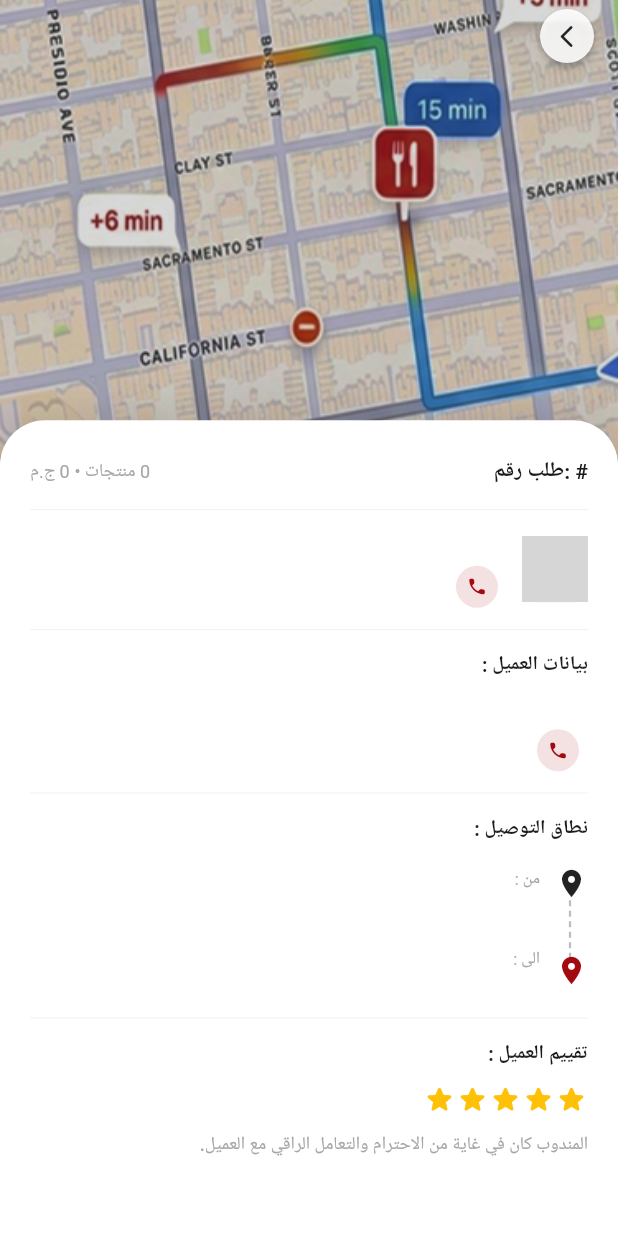
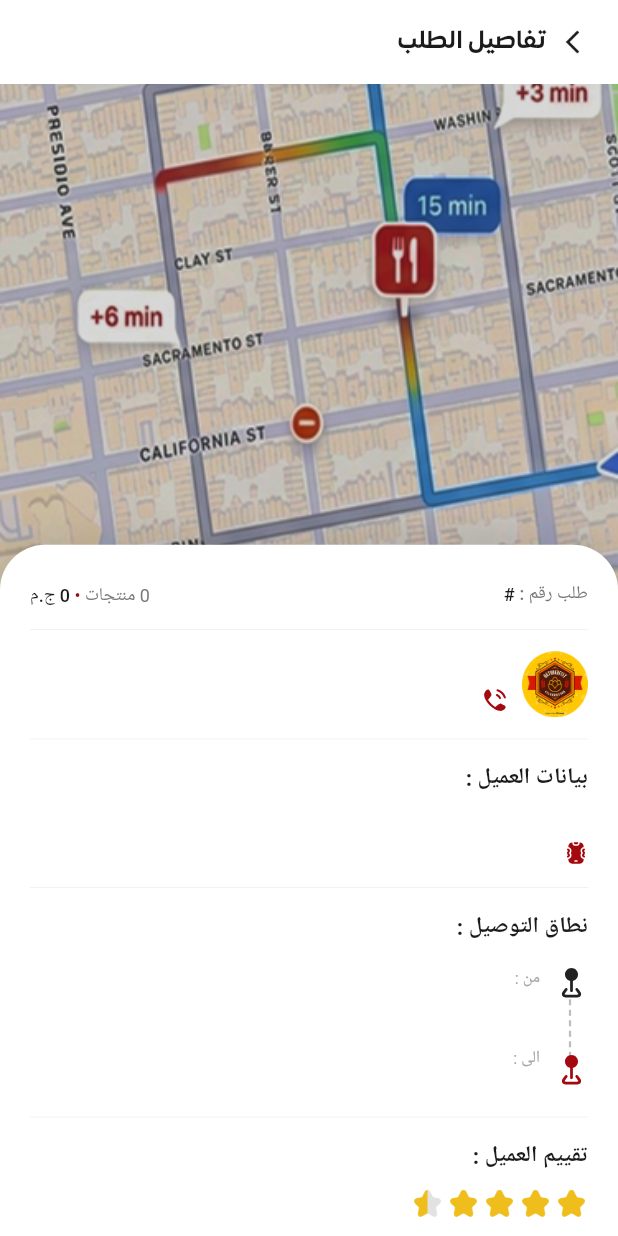
Before and after one commit to omarfaysal1111/delivery_app_project, a Flutter app: the OrderDetailsScreen screen opened directly with empty values, on a phone screen of 412 x 824 dp. Run offline on Flutter 3.47's test engine with Material 3 defaults, Android fonts, the light colour scheme and no system bars; our stand-ins replace connectivity_plus, dartz, dio, dotted_border, equatable, flutter_bloc and 8 more; accounts and stored records are empty; project files that could hold a hidden picture were left out; grey boxes are pictures that could not be loaded.

Commit message:
update order details screen

```diff
--- a/lib/features/orders/presentation/pages/order_details_screen.dart
+++ b/lib/features/orders/presentation/pages/order_details_screen.dart
@@ -2,6 +2,7 @@ import 'package:flutter/material.dart';
 import 'package:delivery_app_project/core/theme/app_colors.dart';
 import 'package:delivery_app_project/core/theme/text_styles.dart';
 import 'package:delivery_app_project/features/orders/domain/entities/order_entity.dart';
+import 'package:flutter_svg/flutter_svg.dart';
 
 /// Order Details Screen — Figma node-id: 7811-9813
 /// Layout: Real map image (40%) → overlapping white details card (60%+).
@@ -12,20 +13,52 @@ class OrderDetailsScreen extends StatelessWidget {
 
   @override
   Widget build(BuildContext context) {
-    final screenHeight = MediaQuery.of(context).size.height;
-
     return Directionality(
       textDirection: TextDirection.rtl,
       child: Scaffold(
         backgroundColor: Colors.white,
-        body: Stack(
+        appBar: AppBar(
+          automaticallyImplyLeading: false,
+          backgroundColor: Colors.white,
+          elevation: 0,
+          titleSpacing: 16, // Screen side padding
+          title: Row(
             children: [
-            // ── Real map image — 40% of screen ────────────────────────────
+              InkWell(
+                onTap: () => Navigator.of(context).pop(),
+                child: Transform.flip(
+                  flipX: Directionality.of(context) == TextDirection.ltr,
+                  child: Image.asset(
+                    'assets/images/orders/back.png',
+                    width: 28,
+                    height: 28,
+                  ),
+                ),
+              ),
+              const SizedBox(width: 4), // Exactly 4px gap
+              const Text(
+                'تفاصيل الطلب',
+                style: TextStyle(
+                  color: Color(0xFF1B1B1B),
+                  fontSize: 16,
+                  fontWeight: FontWeight.w600,
+                  fontFamily: 'ExpoArabic',
+                ),
+              ),
+            ],
+          ),
+        ),
+        body: LayoutBuilder(
+          builder: (context, constraints) {
+            final availableHeight = constraints.maxHeight;
+            return Stack(
+              children: [
+                // ── Real map image — 40% to 45% of available height ─────────
                 Positioned(
                   top: 0,
                   left: 0,
                   right: 0,
-              height: screenHeight * 0.40,
+                  height: availableHeight * 0.45,
                   child: Image.asset(
                     'assets/images/map_placeholder.png',
                     fit: BoxFit.cover,
@@ -42,44 +75,9 @@ class OrderDetailsScreen extends StatelessWidget {
                   ),
                 ),
 
-            // ── Transparent back button overlaid on map ────────────────────
-            Positioned(
-              top: 0,
-              left: 0,
-              right: 0,
-              child: SafeArea(
-                child: Padding(
-                  padding: const EdgeInsets.symmetric(
-                    horizontal: 16,
-                    vertical: 6,
-                  ),
-                  child: Align(
-                    alignment: AlignmentDirectional.centerStart,
-                    child: Material(
-                      color: Colors.white.withValues(alpha: 0.88),
-                      shape: const CircleBorder(),
-                      elevation: 2,
-                      child: InkWell(
-                        customBorder: const CircleBorder(),
-                        onTap: () => Navigator.of(context).pop(),
-                        child: const Padding(
-                          padding: EdgeInsets.all(9),
-                          child: Icon(
-                            Icons.arrow_forward_ios_rounded,
-                            size: 18,
-                            color: Colors.black87,
-                          ),
-                        ),
-                      ),
-                    ),
-                  ),
-                ),
-              ),
-            ),
-
                 // ── Details card overlapping the map ──────────────────────────
                 Positioned(
-              top: screenHeight * 0.34,
+                  top: availableHeight * 0.40,
                   left: 0,
                   right: 0,
                   bottom: 0,
@@ -105,28 +103,30 @@ class OrderDetailsScreen extends StatelessWidget {
                         children: [
                           // ── Order Header ─────────────────────────────────────
                           _OrderHeader(order: order),
-                      _Divider(),
+                          const _Divider(),
 
                           // ── Restaurant Info ───────────────────────────────────
                           _RestaurantSection(order: order),
-                      _Divider(),
+                          const _Divider(),
 
                           // ── Customer Info ─────────────────────────────────────
                           _CustomerSection(order: order),
-                      _Divider(),
+                          const _Divider(),
 
                           // ── Delivery Route ────────────────────────────────────
                           _DeliveryRouteSection(order: order),
-                      _Divider(),
+                          const _Divider(),
 
                           // ── Customer Rating ───────────────────────────────────
-                      _RatingSection(),
+                          const _RatingSection(),
                         ],
                       ),
                     ),
                   ),
                 ),
               ],
+            );
+          },
         ),
       ),
     );
@@ -144,21 +144,58 @@ class _OrderHeader extends StatelessWidget {
   Widget build(BuildContext context) {
     return Row(
       children: [
-        // Right (start): Order ID
+        // Right (start): Order ID fixing RTL Bidirectional rendering
+        Row(
+          mainAxisSize: MainAxisSize.min,
+          children: [
             Text(
-          '#${order.id} :طلب رقم',
+              'طلب رقم : ',
               style: AppTextStyles.body(context).copyWith(
-            fontSize: 14,
-            fontWeight: FontWeight.w700,
+                fontSize: 12,
+                fontWeight: FontWeight.w500,
+                color: const Color(0xFF787878),
               ),
+            ),
+            Text(
+              '#${order.id}',
+              textDirection: TextDirection.ltr,
+              style: AppTextStyles.body(context).copyWith(
+                fontSize: 12,
+                fontWeight: FontWeight.w500,
+                color: const Color(0xFF1B1B1B),
+              ),
+            ),
+          ],
         ),
         const Spacer(),
         // Left (end): items • price
-        Text(
-          '${order.totalItems} منتجات • ${order.deliveryFee.toStringAsFixed(0)} ج.م',
+        RichText(
+          textDirection: TextDirection.rtl,
+          text: TextSpan(
+            children: [
+              TextSpan(
+                text: '${order.totalItems} منتجات ',
                 style: AppTextStyles.caption(context).copyWith(
                   fontSize: 12,
-            color: AppColors.paragraph(context),
+                  color: const Color(0xFF787878),
+                ),
+              ),
+              TextSpan(
+                text: '• ',
+                style: AppTextStyles.caption(context).copyWith(
+                  fontSize: 12,
+                  color: const Color(0xFFA3090F),
+                ),
+              ),
+              TextSpan(
+                text: '${order.deliveryFee.toStringAsFixed(0)} ج.م',
+                style: AppTextStyles.caption(context).copyWith(
+                  fontSize: 12,
+                  fontWeight: FontWeight.w500,
+                  color: const Color(0xFF1B1B1B),
+                ),
+              ),
+            ],
           ),
         ),
       ],
@@ -189,7 +226,7 @@ class _RestaurantSection extends StatelessWidget {
             ClipRRect(
               borderRadius: BorderRadius.circular(8),
               child: Image.asset(
-                'assets/images/restaurant/az_al_sham_logo.png',
+                'assets/images/orders/az_al_sham_logo.png',
                 width: 44,
                 height: 44,
                 fit: BoxFit.cover,
@@ -212,23 +249,25 @@ class _RestaurantSection extends StatelessWidget {
                 Text(
                   order.restaurantName,
                   style: AppTextStyles.body(context).copyWith(
-                    fontSize: 13,
-                    fontWeight: FontWeight.w700,
+                    fontSize: 12,
+                    fontWeight: FontWeight.w500,
+                    color: const Color(0xFF1B1B1B),
                   ),
                 ),
                 const SizedBox(height: 4),
                 Row(
                   mainAxisSize: MainAxisSize.min,
                   children: [
+                    const _RedCallIcon(),
+                    const SizedBox(width: 8),
                     Text(
                       order.customerPhone,
+                      textDirection: TextDirection.ltr,
                       style: AppTextStyles.caption(context).copyWith(
                         fontSize: 12,
                         color: AppColors.paragraph(context),
                       ),
                     ),
-                    const SizedBox(width: 6),
-                    _RedCallIcon(),
                   ],
                 ),
               ],
@@ -255,8 +294,9 @@ class _CustomerSection extends StatelessWidget {
         Text(
           'بيانات العميل :',
           style: AppTextStyles.body(context).copyWith(
-            fontSize: 13,
-            fontWeight: FontWeight.w700,
+            fontSize: 15,
+            fontWeight: FontWeight.w600,
+            color: const Color(0xFF1B1B1B),
           ),
         ),
         const SizedBox(height: 10),
@@ -267,23 +307,25 @@ class _CustomerSection extends StatelessWidget {
             Text(
               order.customerName,
               style: AppTextStyles.body(context).copyWith(
-                fontSize: 13,
-                fontWeight: FontWeight.w600,
+                fontSize: 12,
+                fontWeight: FontWeight.w500,
+                color: const Color(0xFF1B1B1B),
               ),
             ),
             const SizedBox(height: 4),
             Row(
               mainAxisSize: MainAxisSize.min,
               children: [
+                const _RedSmartphoneIcon(),
+                const SizedBox(width: 8),
                 Text(
                   order.customerPhone,
+                  textDirection: TextDirection.ltr,
                   style: AppTextStyles.caption(context).copyWith(
                     fontSize: 12,
                     color: AppColors.paragraph(context),
                   ),
                 ),
-                const SizedBox(width: 6),
-                _RedCallIcon(),
               ],
             ),
           ],
@@ -308,8 +350,9 @@ class _DeliveryRouteSection extends StatelessWidget {
         Text(
           'نطاق التوصيل :',
           style: AppTextStyles.body(context).copyWith(
-            fontSize: 13,
-            fontWeight: FontWeight.w700,
+            fontSize: 15,
+            fontWeight: FontWeight.w600,
+            color: const Color(0xFF1B1B1B),
           ),
         ),
         const SizedBox(height: 16),
@@ -321,13 +364,23 @@ class _DeliveryRouteSection extends StatelessWidget {
             // Vertical icon column with dotted connector
             Column(
               children: [
-                const Icon(Icons.location_on, color: Colors.black87, size: 22),
+                SvgPicture.asset(
+                  'assets/icons/orders/pin_location.svg',
+                  width: 22,
+                  height: 22,
+                  colorFilter: const ColorFilter.mode(Colors.black87, BlendMode.srcIn),
+                ),
                 SizedBox(
                   height: 36,
                   width: 2,
                   child: CustomPaint(painter: _DottedLinePainter()),
                 ),
-                Icon(Icons.location_on, color: AppColors.primary, size: 22),
+                SvgPicture.asset(
+                  'assets/icons/orders/pin_location.svg',
+                  width: 22,
+                  height: 22,
+                  colorFilter: ColorFilter.mode(AppColors.primary, BlendMode.srcIn),
+                ),
               ],
             ),
             const SizedBox(width: 10),
@@ -387,8 +440,9 @@ class _RatingSection extends StatelessWidget {
         Text(
           'تقييم العميل :',
           style: AppTextStyles.body(context).copyWith(
-            fontSize: 13,
-            fontWeight: FontWeight.w700,
+            fontSize: 15,
+            fontWeight: FontWeight.w600,
+            color: const Color(0xFF1B1B1B),
           ),
         ),
         const SizedBox(height: 10),
@@ -396,16 +450,31 @@ class _RatingSection extends StatelessWidget {
           mainAxisSize: MainAxisSize.min,
           children: List.generate(
             5,
-            (_) => const Icon(
-              Icons.star_rounded,
-              color: Color(0xFFFFC107),
-              size: 22,
+            (index) {
+              if (index == 4) {
+                return Padding(
+                  padding: const EdgeInsets.only(left: 2),
+                  child: Image.asset(
+                    'assets/images/orders/star_half.png',
+                    width: 22,
+                    height: 22,
                   ),
+                );
+              }
+              return Padding(
+                padding: const EdgeInsets.only(left: 2),
+                child: Image.asset(
+                  'assets/images/orders/star_full.png',
+                  width: 22,
+                  height: 22,
+                ),
+              );
+            },
           ),
         ),
         const SizedBox(height: 8),
         Text(
-          'المندوب كان في غاية من الاحترام والتعامل الراقي مع العميل.',
+          'المندوب كان في غاية من الاحترام ، والسرعة',
           style: AppTextStyles.body(context).copyWith(
             fontSize: 12,
             color: AppColors.paragraph(context),
@@ -427,18 +496,26 @@ class _RedCallIcon extends StatelessWidget {
 
   @override
   Widget build(BuildContext context) {
-    return Container(
-      width: 28,
-      height: 28,
-      decoration: BoxDecoration(
-        color: AppColors.primary.withValues(alpha: 0.12),
-        shape: BoxShape.circle,
-      ),
-      child: Icon(
-        Icons.phone_rounded,
-        color: AppColors.primary,
-        size: 14,
-      ),
+    return SvgPicture.asset(
+      'assets/icons/orders/calling.svg',
+      width: 16,
+      height: 16,
+      colorFilter: ColorFilter.mode(AppColors.primary, BlendMode.srcIn),
+    );
+  }
+}
+
+/// Red circular smartphone icon button.
+class _RedSmartphoneIcon extends StatelessWidget {
+  const _RedSmartphoneIcon();
+
+  @override
+  Widget build(BuildContext context) {
+    return SvgPicture.asset(
+      'assets/icons/orders/smart_phone.svg',
+      width: 16,
+      height: 16,
+      colorFilter: ColorFilter.mode(AppColors.primary, BlendMode.srcIn),
     );
   }
 }
--- a/pubspec.yaml
+++ b/pubspec.yaml
@@ -52,6 +52,7 @@ flutter:
     - assets/images/orders/3.0x/
     - assets/images/icons/orders/
     - assets/icons/
+    - assets/icons/orders/
     - assets/images/support/
     - assets/images/icons/support/
     - assets/images/icons/general_settings/
```
Also changed, not shown: assets/icons/orders/calling.svg (added), assets/icons/orders/pin_location.svg (added), assets/icons/orders/smart_phone.svg (added), assets/icons/orders/star.svg (added), assets/images/orders/2.0x/back.png (added), assets/images/orders/2.0x/star_full.png (added), assets/images/orders/2.0x/star_half.png (added), assets/images/orders/3.0x/back.png (added), assets/images/orders/3.0x/star_full.png (added), assets/images/orders/3.0x/star_half.png (added), assets/images/orders/az_al_sham_logo.png (added), assets/images/orders/back.png (added), assets/images/orders/star_full.png (added), assets/images/orders/star_half.png (added). Lines whose indentation alone changed are shown as unchanged.
